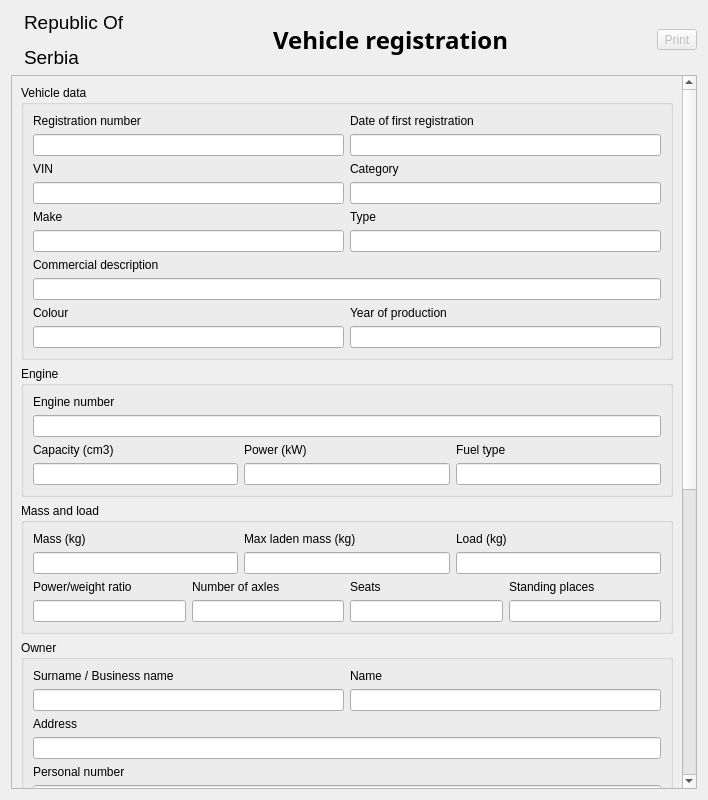
This is src/document/vehicle/vehicle.ui in LibreSCRS/LibreCelik as Qt 5 draws it before an edit. The edited form follows.
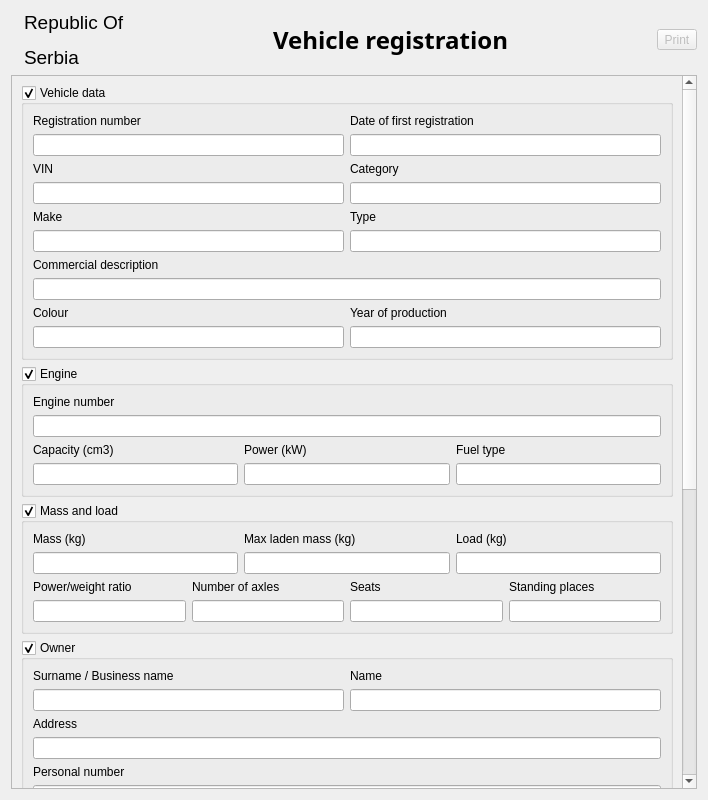
This is the edited form. Icons and pictures are not drawn.

```diff
--- a/src/document/vehicle/vehicle.ui
+++ b/src/document/vehicle/vehicle.ui
@@ -153,6 +153,12 @@
          <!-- Vehicle Data Group -->
          <item>
           <widget class="QGroupBox" name="vehicleGroupBox">
+           <property name="checkable">
+            <bool>true</bool>
+           </property>
+           <property name="checked">
+            <bool>true</bool>
+           </property>
            <property name="title">
             <string>Vehicle data</string>
            </property>
@@ -341,6 +347,12 @@
          <!-- Engine Group -->
          <item>
           <widget class="QGroupBox" name="engineGroupBox">
+           <property name="checkable">
+            <bool>true</bool>
+           </property>
+           <property name="checked">
+            <bool>true</bool>
+           </property>
            <property name="title">
             <string>Engine</string>
            </property>
@@ -427,6 +439,12 @@
          <!-- Mass/Load Group -->
          <item>
           <widget class="QGroupBox" name="massGroupBox">
+           <property name="checkable">
+            <bool>true</bool>
+           </property>
+           <property name="checked">
+            <bool>true</bool>
+           </property>
            <property name="title">
             <string>Mass and load</string>
            </property>
@@ -571,6 +589,12 @@
          <!-- Owner Group -->
          <item>
           <widget class="QGroupBox" name="ownerGroupBox">
+           <property name="checkable">
+            <bool>true</bool>
+           </property>
+           <property name="checked">
+            <bool>true</bool>
+           </property>
            <property name="title">
             <string>Owner</string>
            </property>
```
Left out of the diff: 12 changed lines with no effect on the pictures.
